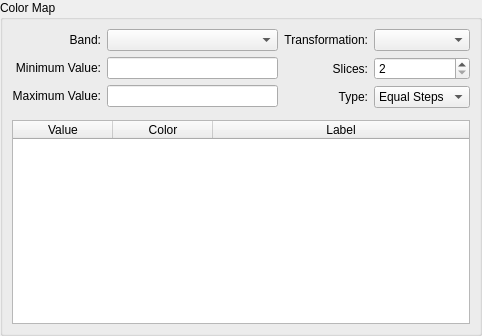
Old version of the form src/terralib/qt/widgets/se/ui/ColorMapWidgetForm.ui in the repository claudiobogossian/terralib5.
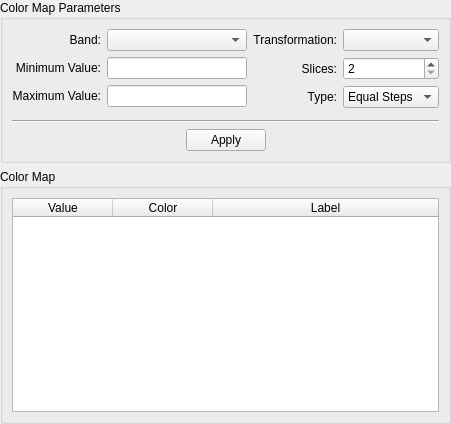
New version of the form.

The edit to the form file:
```diff
--- a/src/terralib/qt/widgets/se/ui/ColorMapWidgetForm.ui
+++ b/src/terralib/qt/widgets/se/ui/ColorMapWidgetForm.ui
@@ -6,28 +6,32 @@
    <rect>
     <x>0</x>
     <y>0</y>
-    <width>482</width>
-    <height>336</height>
+    <width>451</width>
+    <height>424</height>
    </rect>
   </property>
   <property name="windowTitle">
    <string>Color Map</string>
   </property>
-  <layout class="QGridLayout" name="gridLayout_12">
+  <layout class="QGridLayout" name="gridLayout_15">
    <property name="margin">
     <number>0</number>
    </property>
    <item row="0" column="0">
+    <layout class="QGridLayout" name="gridLayout_14">
+     <item row="0" column="0">
     <widget class="QGroupBox" name="m_groupBox">
      <property name="title">
-      <string>Color Map</string>
+        <string>Color Map Parameters</string>
      </property>
      <property name="flat">
       <bool>false</bool>
      </property>
-     <layout class="QGridLayout" name="gridLayout_11">
+       <layout class="QGridLayout" name="gridLayout_13">
       <item row="0" column="0">
-       <layout class="QGridLayout" name="gridLayout_10">
+         <layout class="QGridLayout" name="gridLayout_12">
+          <item row="0" column="0">
+           <layout class="QGridLayout" name="gridLayout_2">
         <item row="0" column="0">
          <layout class="QGridLayout" name="gridLayout_9">
           <item row="0" column="0">
@@ -172,8 +176,6 @@
          </layout>
         </item>
         <item row="1" column="0">
-         <layout class="QGridLayout" name="gridLayout_2">
-          <item row="0" column="0">
            <widget class="QWidget" name="m_colorBarWidget" native="true">
             <property name="sizePolicy">
              <sizepolicy hsizetype="MinimumExpanding" vsizetype="Preferred">
@@ -183,7 +185,68 @@
             </property>
            </widget>
           </item>
+           </layout>
+          </item>
           <item row="1" column="0">
+           <layout class="QGridLayout" name="gridLayout_11">
+            <item row="0" column="0">
+             <widget class="Line" name="line">
+              <property name="orientation">
+               <enum>Qt::Horizontal</enum>
+              </property>
+             </widget>
+            </item>
+            <item row="1" column="0">
+             <layout class="QGridLayout" name="gridLayout_10">
+              <item row="0" column="0">
+               <spacer name="horizontalSpacer">
+                <property name="orientation">
+                 <enum>Qt::Horizontal</enum>
+                </property>
+                <property name="sizeHint" stdset="0">
+                 <size>
+                  <width>40</width>
+                  <height>20</height>
+                 </size>
+                </property>
+               </spacer>
+              </item>
+              <item row="0" column="1">
+               <widget class="QPushButton" name="m_applyPushButton">
+                <property name="text">
+                 <string>Apply</string>
+                </property>
+               </widget>
+              </item>
+              <item row="0" column="2">
+               <spacer name="horizontalSpacer_2">
+                <property name="orientation">
+                 <enum>Qt::Horizontal</enum>
+                </property>
+                <property name="sizeHint" stdset="0">
+                 <size>
+                  <width>40</width>
+                  <height>20</height>
+                 </size>
+                </property>
+               </spacer>
+              </item>
+             </layout>
+            </item>
+           </layout>
+          </item>
+         </layout>
+        </item>
+       </layout>
+      </widget>
+     </item>
+     <item row="1" column="0">
+      <widget class="QGroupBox" name="groupBox">
+       <property name="title">
+        <string>Color Map</string>
+       </property>
+       <layout class="QGridLayout" name="gridLayout">
+        <item row="0" column="0">
            <widget class="QTableWidget" name="m_tableWidget">
             <attribute name="horizontalHeaderStretchLastSection">
              <bool>true</bool>
@@ -209,11 +272,9 @@
            </widget>
           </item>
          </layout>
-        </item>
-       </layout>
-      </item>
-     </layout>
-    </widget>
+      </widget>
+     </item>
+    </layout>
    </item>
   </layout>
  </widget>
```
Left out of the diff: 1 changed line with no effect on the pictures. Lines whose indentation alone changed are shown as unchanged.
